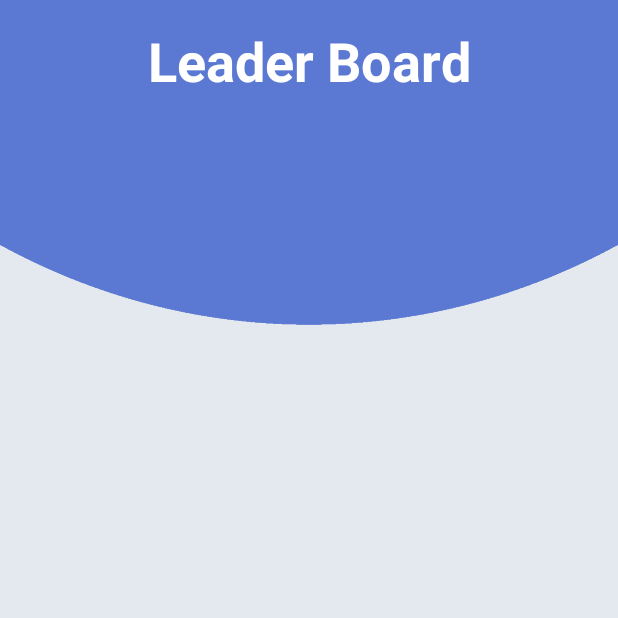
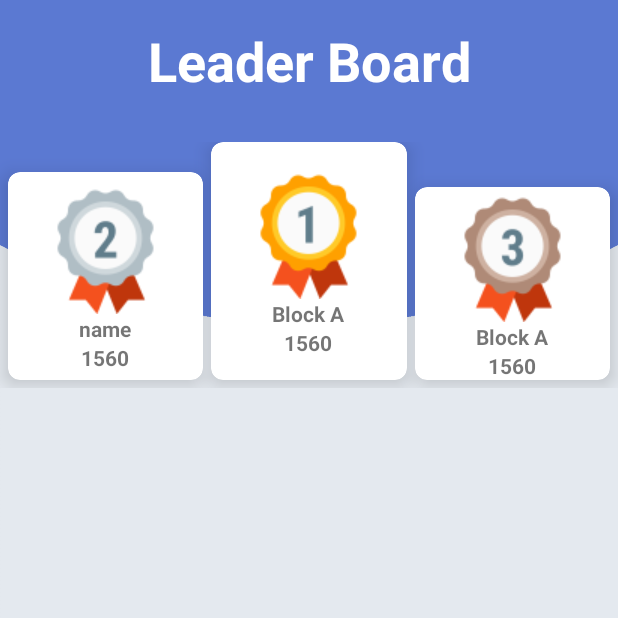
Before and after one commit to CZSheng/FYP, an Android app: the Leaderboard screen opened directly, with no data from a screen before it, on a phone screen of 412 x 824 dp, the top half of it. Run offline under Robolectric (Android 15) with nearby library versions, the phone set to English and light mode, and no system bars; our stand-ins replace Firebase (no records; nobody signed in at launch, a user with empty details on screens opened directly).

Commit message:
finish time leaderboard NO.1 2 3 優化

```diff
--- a/app/src/main/java/com/example/fyp/Leaderboard.java
+++ b/app/src/main/java/com/example/fyp/Leaderboard.java
@@ -36,6 +36,7 @@ public class Leaderboard extends AppCompatActivity {
     String currentUserID;
     private RecyclerView leader_board;
     UserAdapter userAdapter;
+    private TextView no1name, no1point, no2name, no2point, no3name, no3point;
 
 
 
@@ -54,6 +55,14 @@ public class Leaderboard extends AppCompatActivity {
         leader_board.setHasFixedSize(true);
         leader_board.setLayoutManager(new LinearLayoutManager(this));
 
+        no1name = (TextView) findViewById(R.id.no_1_name);
+        no2name = (TextView) findViewById(R.id.no_2_name);
+        no3name = (TextView) findViewById(R.id.no_3_name);
+        no1point = (TextView) findViewById(R.id.no1_point);
+        no2point = (TextView) findViewById(R.id.no_2_point);
+        no3point = (TextView) findViewById(R.id.no_3_point);
+
+
 
 //        FirebaseRecyclerOptions<Users> options = new FirebaseRecyclerOptions.Builder<Users>()
 //                .setQuery(all_user.orderByValue(), Users.class)
@@ -62,10 +71,10 @@ public class Leaderboard extends AppCompatActivity {
 
         //userAdapter = new UserAdapter(options);
         //leader_board.setAdapter(userAdapter);
-
         Display_leaderboard();
 
     }
+
 
     @Override
     protected void onStart() {
@@ -117,24 +126,24 @@ public class Leaderboard extends AppCompatActivity {
 
         @Override
         public void onBindViewHolder(@NonNull UserAdapter.UserViewHolder holder, int position) {
-            String str = "No. "+String.valueOf(position+1);
+            String str = "No. "+String.valueOf(position+4);
             String str_point = String.valueOf(DisplayUser.get(position).getTotal_point());
             holder.name.setText(DisplayUser.get(position).getUser_name());
             holder.point.setText(str_point);
             holder.number.setText(str);
-            int num = position+1;
-            if(num == 1){
-                holder.num_img.setImageResource(R.drawable.n1st);
-                holder.num_img.setVisibility(View.VISIBLE);
-            }
-            else if(num == 2){
-                holder.num_img.setImageResource(R.drawable.n2nd);
-                holder.num_img.setVisibility(View.VISIBLE);
-            }
-            else if(num == 3){
-                holder.num_img.setImageResource(R.drawable.n3rd);
-                holder.num_img.setVisibility(View.VISIBLE);
-            }
+//            int num = position+1;
+//            if(num == 1){
+//                holder.num_img.setImageResource(R.drawable.n1st);
+//                holder.num_img.setVisibility(View.VISIBLE);
+//            }
+//            else if(num == 2){
+//                holder.num_img.setImageResource(R.drawable.n2nd);
+//                holder.num_img.setVisibility(View.VISIBLE);
+//            }
+//            else if(num == 3){
+//                holder.num_img.setImageResource(R.drawable.n3rd);
+//                holder.num_img.setVisibility(View.VISIBLE);
+//            }
         }
 
         @Override
@@ -181,6 +190,45 @@ public class Leaderboard extends AppCompatActivity {
 
                     Collections.sort(usersArrayList, comparepoint);
                     Result_usersArrayList = (ArrayList<Users>)usersArrayList.clone();
+
+
+                    if(Result_usersArrayList.size()>0){
+                        no1name.setText(String.valueOf(Result_usersArrayList.get(0).getUser_name()));
+                        no1point.setText(String.valueOf(Result_usersArrayList.get(0).getTotal_point()));
+                    }
+                    if(Result_usersArrayList.size()>1){
+                        no2name.setText(String.valueOf(Result_usersArrayList.get(1).getUser_name()));
+                        no2point.setText(String.valueOf(Result_usersArrayList.get(1).getTotal_point()));
+                    }
+                    if(Result_usersArrayList.size()>2){
+                        no3name.setText(String.valueOf(Result_usersArrayList.get(2).getUser_name()));
+                        no3point.setText(String.valueOf(Result_usersArrayList.get(2).getTotal_point()));
+                    }
+
+                    for(int i =0; i<3;i++){
+                        Result_usersArrayList.remove(0);
+                    }
+
+
+//                    no1name.setText(String.valueOf("jason"));
+//                    no1point.setText("1230");
+
+//                    for(int i =0; i<3;i++){
+//                        Users user = Result_usersArrayList.get(0);
+//                        if(i == 0){
+//                            no1name.setText(user.getUser_name());
+//                            no1point.setText(user.getTotal_point());
+//                        }
+//                        else if(i == 1){
+//                            no2name.setText(user.getUser_name());
+//                            no2point.setText(user.getTotal_point());
+//                        }
+//                        else if(i == 2){
+//                            no3name.setText(user.getUser_name());
+//                            no3point.setText(user.getTotal_point());
+//                        }
+//                        Result_usersArrayList.remove(0);
+//                    }
 
                     Log.e("List", ""+usersArrayList);
                     UserAdapter userAdapter = new UserAdapter(getApplicationContext(), Result_usersArrayList);
--- a/app/src/main/res/layout/activity_leaderboard.xml
+++ b/app/src/main/res/layout/activity_leaderboard.xml
@@ -6,6 +6,9 @@
     android:layout_height="match_parent"
     tools:context=".Leaderboard"
     android:background="@drawable/background_2">
+
+
+
 
     <TextView
         android:id="@+id/title_leaderboard"
@@ -25,12 +28,167 @@
         android:textStyle="bold"
         />
 
+
+    <GridLayout
+        android:layout_width="match_parent"
+        android:layout_height="wrap_content"
+        android:layout_below="@id/title_leaderboard"
+        android:rowCount="1"
+        android:columnCount="3"
+        android:id="@+id/NO123"
+        android:layout_marginTop="30dp"
+        >
+
+        <androidx.cardview.widget.CardView
+            android:id="@+id/block_A"
+            android:layout_width="wrap_content"
+            android:layout_height="wrap_content"
+            android:layout_row="0"
+            android:layout_column="0"
+            android:layout_gravity="fill"
+            android:layout_rowWeight="1"
+            android:layout_columnWeight="1"
+            android:layout_marginTop="20dp"
+            app:cardCornerRadius="8dp"
+            app:cardElevation="8dp"
+
+            android:layout_marginLeft="5dp"
+            android:layout_marginBottom="5dp"
+            >
+            <LinearLayout
+                android:layout_width="wrap_content"
+                android:layout_height="wrap_content"
+                android:orientation="vertical"
+                android:gravity="center"
+                android:layout_gravity="center_horizontal|center_vertical">
+                <ImageView
+                    android:id="@+id/bloclAimg"
+                    android:layout_width="wrap_content"
+                    android:layout_height="wrap_content"
+                    android:src="@drawable/no2_90"
+                    />
+
+                <TextView
+                    android:id="@+id/no_2_name"
+                    android:layout_width="wrap_content"
+                    android:layout_height="wrap_content"
+                    android:text="name"
+                    android:textStyle="bold"
+                    android:textAlignment="center"/>
+
+                <TextView
+                    android:id="@+id/no_2_point"
+                    android:layout_width="wrap_content"
+                    android:layout_height="wrap_content"
+                    android:text="1560"
+                    android:textStyle="bold"
+                    android:textAlignment="center"/>
+
+            </LinearLayout>
+        </androidx.cardview.widget.CardView>
+
+        <androidx.cardview.widget.CardView
+
+            android:layout_width="wrap_content"
+            android:layout_height="wrap_content"
+            android:layout_row="0"
+            android:layout_column="1"
+            android:layout_gravity="fill"
+            android:layout_rowWeight="1"
+            android:layout_columnWeight="1"
+            app:cardCornerRadius="8dp"
+            app:cardElevation="8dp"
+            android:layout_marginRight="5dp"
+            android:layout_marginLeft="5dp"
+            android:layout_marginBottom="5dp"
+            >
+            <LinearLayout
+                android:layout_width="wrap_content"
+                android:layout_height="wrap_content"
+                android:orientation="vertical"
+                android:gravity="center"
+                android:layout_gravity="center_horizontal|center_vertical">
+                <ImageView
+
+                    android:layout_width="wrap_content"
+                    android:layout_height="wrap_content"
+                    android:src="@drawable/no1_90"
+                    />
+
+                <TextView
+                    android:id="@+id/no_1_name"
+                    android:layout_width="wrap_content"
+                    android:layout_height="wrap_content"
+                    android:text="Block A"
+                    android:textStyle="bold"
+                    android:textAlignment="center"/>
+                <TextView
+                    android:id="@+id/no1_point"
+                    android:layout_width="wrap_content"
+                    android:layout_height="wrap_content"
+                    android:text="1560"
+                    android:textStyle="bold"
+                    android:textAlignment="center"/>
+
+            </LinearLayout>
+        </androidx.cardview.widget.CardView>
+        <androidx.cardview.widget.CardView
+
+            android:layout_width="wrap_content"
+            android:layout_height="wrap_content"
+            android:layout_row="0"
+            android:layout_column="2"
+            android:layout_gravity="fill"
+            android:layout_rowWeight="1"
+            android:layout_columnWeight="1"
+            android:layout_marginTop="30dp"
+            app:cardCornerRadius="8dp"
+            app:cardElevation="8dp"
+            android:layout_marginRight="5dp"
+
+            android:layout_marginBottom="5dp"
+            >
+            <LinearLayout
+                android:layout_width="wrap_content"
+                android:layout_height="wrap_content"
+                android:orientation="vertical"
+                android:gravity="center"
+                android:layout_gravity="center_horizontal|center_vertical">
+                <ImageView
+
+                    android:layout_width="wrap_content"
+                    android:layout_height="wrap_content"
+                    android:src="@drawable/no3_90"
+                    />
+
+                <TextView
+                    android:id="@+id/no_3_name"
+                    android:layout_width="wrap_content"
+                    android:layout_height="wrap_content"
+                    android:text="Block A"
+                    android:textStyle="bold"
+                    android:textAlignment="center"/>
+
+                <TextView
+                    android:id="@+id/no_3_point"
+                    android:layout_width="wrap_content"
+                    android:layout_height="wrap_content"
+                    android:text="1560"
+                    android:textStyle="bold"
+                    android:textAlignment="center"/>
+
+            </LinearLayout>
+        </androidx.cardview.widget.CardView>
+
+    </GridLayout>
+
+
     <androidx.recyclerview.widget.RecyclerView
         android:id="@+id/search_result_list"
         android:layout_width="match_parent"
         android:layout_height="wrap_content"
-        android:layout_below="@id/title_leaderboard"
-        android:layout_marginTop="16dp"/>
+        android:layout_below="@id/NO123"
+        android:layout_marginTop="16dp" />
 
 
 
```
